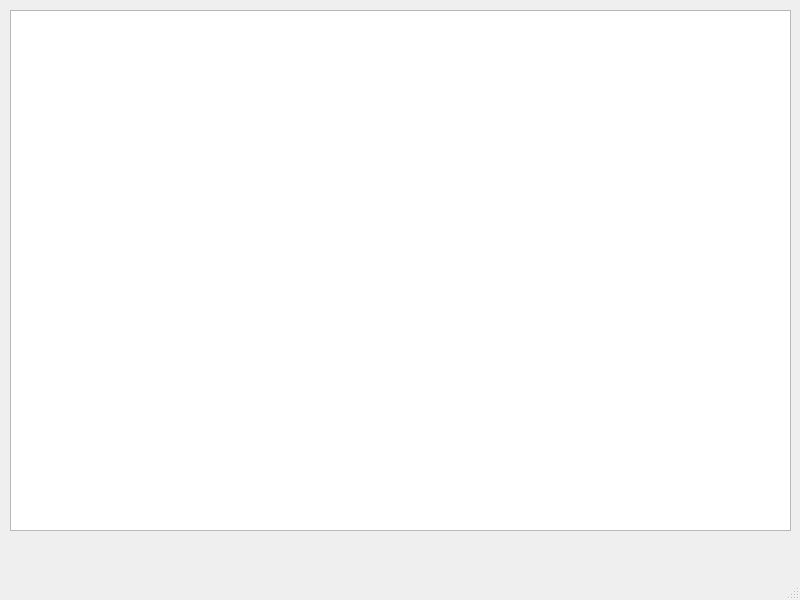
Above: main.ui from sonya-zador/espresso before the change. Below: the same form after it.
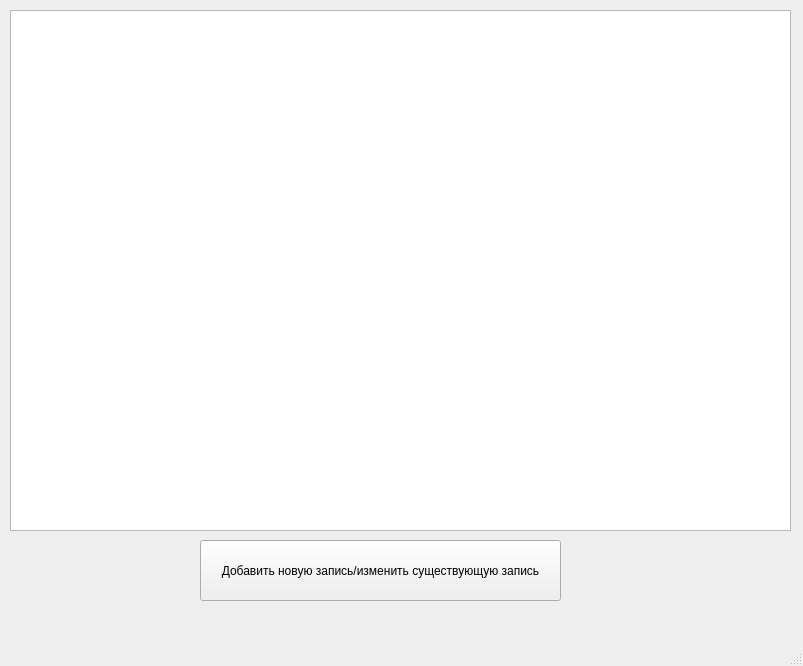
That is the form after the change.

```diff
--- a/main.ui
+++ b/main.ui
@@ -6,8 +6,8 @@
    <rect>
     <x>0</x>
     <y>0</y>
-    <width>800</width>
-    <height>600</height>
+    <width>803</width>
+    <height>666</height>
    </rect>
   </property>
   <property name="windowTitle">
@@ -24,6 +24,19 @@
      </rect>
     </property>
    </widget>
+   <widget class="QPushButton" name="pushButton">
+    <property name="geometry">
+     <rect>
+      <x>200</x>
+      <y>540</y>
+      <width>361</width>
+      <height>61</height>
+     </rect>
+    </property>
+    <property name="text">
+     <string>Добавить новую запись/изменить существующую запись</string>
+    </property>
+   </widget>
   </widget>
   <widget class="QMenuBar" name="menubar">
    <property name="geometry">
```
Left out of the diff: 2 changed lines with no effect on the pictures.
